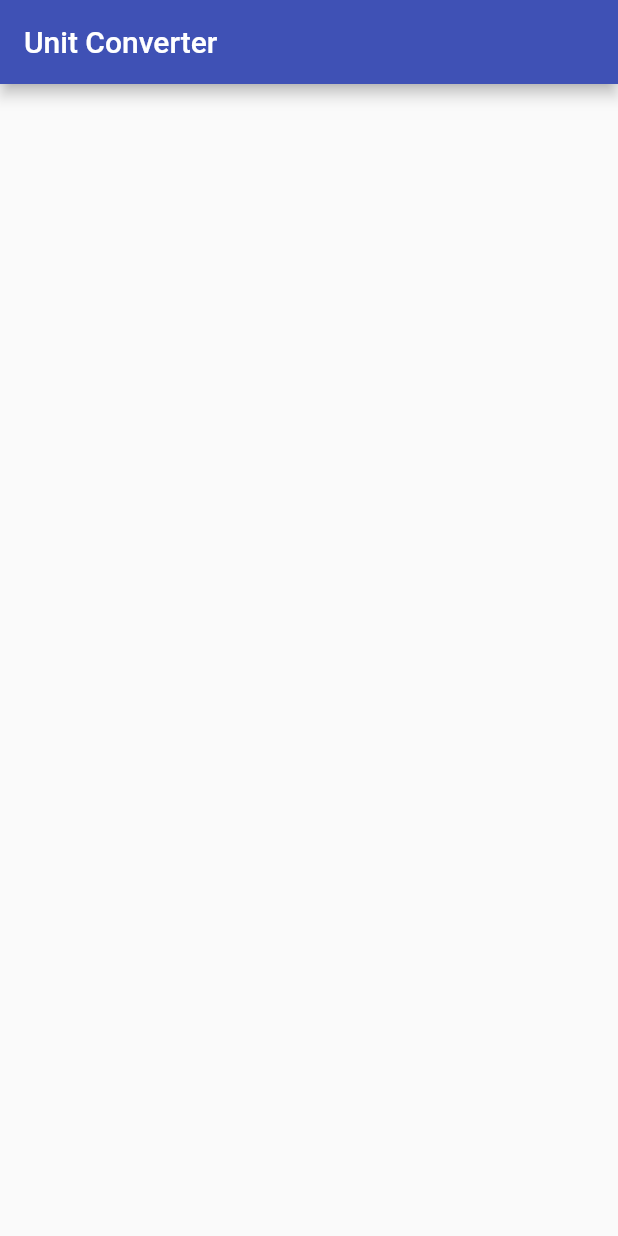
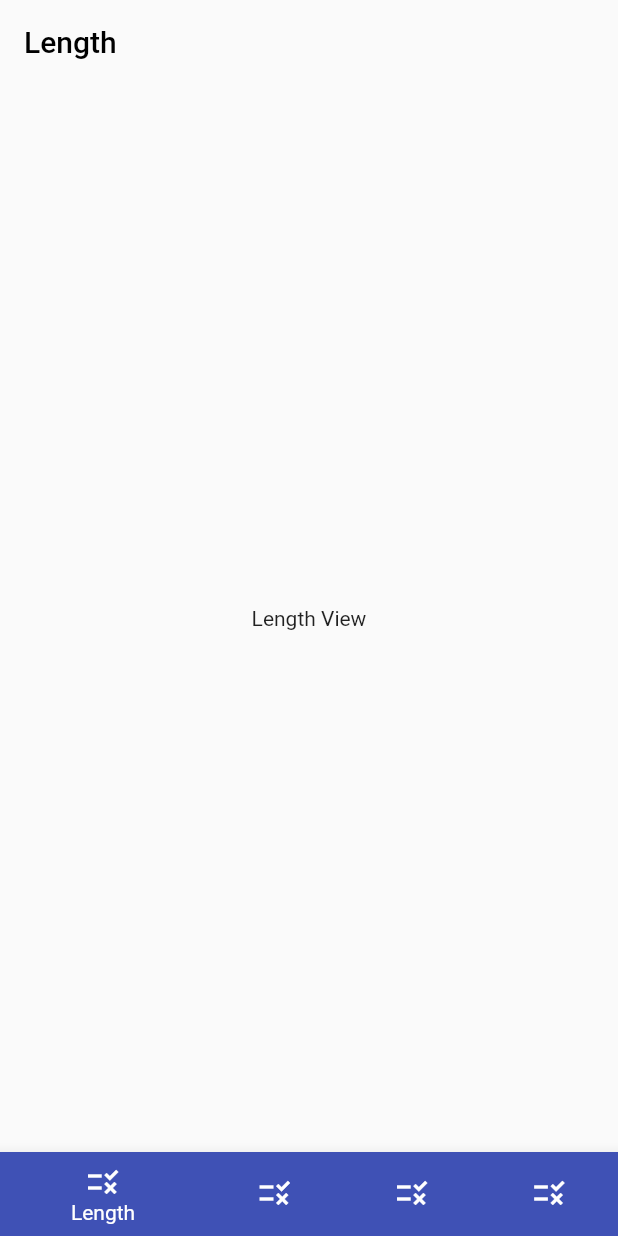
Before and after one commit to FAPractice/flutter-unit-converter, a Flutter app: the screen it shows after launch, on a phone screen of 412 x 824 dp. Run offline on Flutter 3.47's test engine with Material 2 defaults, Android fonts, the phone set to English and light mode, and no system bars.

Commit message:
Added TabbedView (BottomNavigationBar), changed AppBar Background to White

```diff
--- a/lib/main.dart
+++ b/lib/main.dart
@@ -9,7 +9,7 @@ class UnitConverter extends StatelessWidget {
   @override
   Widget build(BuildContext context) {
     return MaterialApp(
-      theme: ThemeData(primarySwatch: Colors.indigo, accentColor: Colors.pink),
+      theme: ThemeData(primarySwatch: Colors.indigo),
       home: TabbedView(),
     );
   }
--- a/lib/tabbed_view.dart
+++ b/lib/tabbed_view.dart
@@ -1,10 +1,86 @@
 import 'package:flutter/material.dart';
 
-class TabbedView extends StatelessWidget {
+class TabbedView extends StatefulWidget {
+  @override
+  _TabbedViewState createState() => _TabbedViewState();
+}
+
+class _TabbedViewState extends State<TabbedView> {
+  var index = 0;
+
+  List<Widget> items = [
+    Scaffold(
+        appBar: AppBar(
+          title: Text(
+            "Length",
+            style: TextStyle(color: Colors.black),
+          ),
+          backgroundColor: Colors.transparent,
+          elevation: 0,
+        ),
+        body: Center(child: Text("Length View"))),
+    Scaffold(
+        appBar: AppBar(
+          title: Text(
+            "Volume",
+            style: TextStyle(color: Colors.black),
+          ),
+          backgroundColor: Colors.transparent,
+          elevation: 0,
+        ),
+        body: Center(child: Text("Volume View"))),
+    Scaffold(
+        appBar: AppBar(
+          title: Text(
+            "Temperature",
+            style: TextStyle(color: Colors.black),
+          ),
+          backgroundColor: Colors.transparent,
+          elevation: 0,
+        ),
+        body: Center(child: Text("Temperature View"))),
+    Scaffold(
+        appBar: AppBar(
+          title: Text(
+            "Time",
+            style: TextStyle(color: Colors.black),
+          ),
+          backgroundColor: Colors.transparent,
+          elevation: 0,
+        ),
+        body: Center(child: Text("Time View"))),
+  ];
+
   @override
   Widget build(BuildContext context) {
     return Scaffold(
-      appBar: AppBar(title: Text("Unit Converter")),
+      body: items[index],
+      bottomNavigationBar: BottomNavigationBar(
+        currentIndex: index,
+        onTap: (val) => setState(() => index = val),
+        items: [
+          BottomNavigationBarItem(
+            backgroundColor: Theme.of(context).primaryColor,
+            label: "Length",
+            icon: Icon(Icons.rule),
+          ),
+          BottomNavigationBarItem(
+            backgroundColor: Theme.of(context).primaryColor,
+            label: "Volume",
+            icon: Icon(Icons.rule),
+          ),
+          BottomNavigationBarItem(
+            backgroundColor: Theme.of(context).primaryColor,
+            label: "Temperature",
+            icon: Icon(Icons.rule),
+          ),
+          BottomNavigationBarItem(
+            backgroundColor: Theme.of(context).primaryColor,
+            label: "Time",
+            icon: Icon(Icons.rule),
+          ),
+        ],
+      ),
     );
   }
 }
--- a/pubspec.yaml
+++ b/pubspec.yaml
@@ -28,6 +28,7 @@ dependencies:
   # The following adds the Cupertino Icons font to your application.
   # Use with the CupertinoIcons class for iOS style icons.
   cupertino_icons: ^1.0.2
+  device_preview: ^0.7.1
 
 dev_dependencies:
   flutter_test:
```
Also changed, not shown: pubspec.lock, 7 other files.
